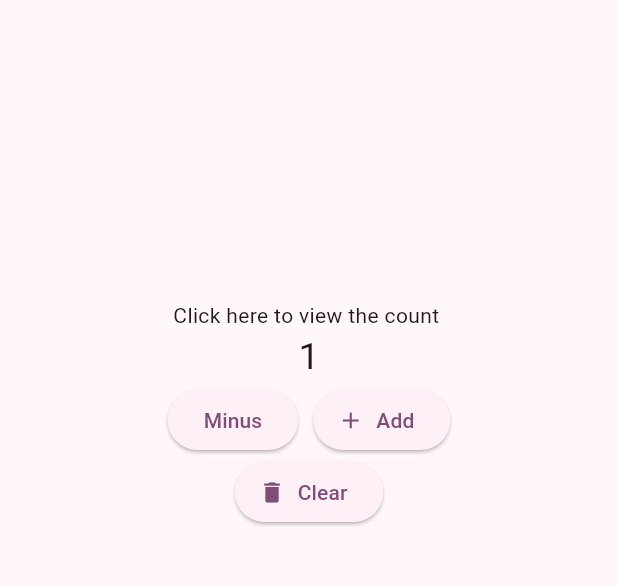
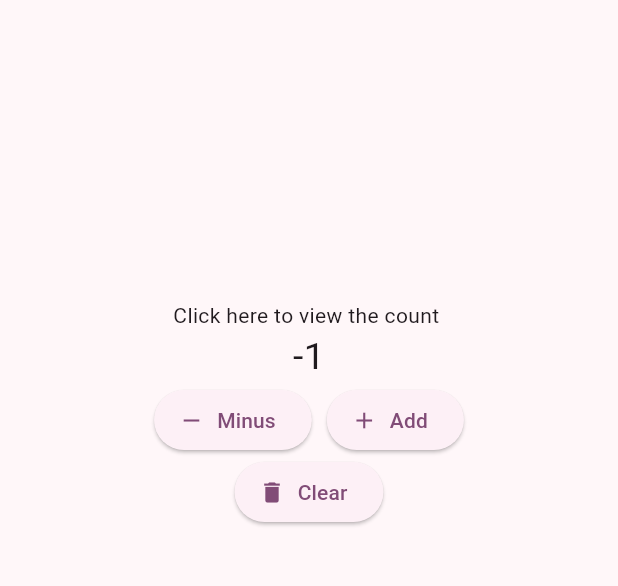
Before and after one commit to Abhijith792001/counterapp, a Flutter app: the screen it shows after launch, after a tap on "Minus", on a phone screen of 412 x 824 dp, the part 84-670 px from its top. Run offline on Flutter 3.47's test engine with Material 3 defaults, Android fonts, the phone set to English and light mode, and no system bars; our stand-ins replace get.

Commit message:
counter app is completed use GetX and use statless widget

```diff
--- a/lib/screens/counter_screen.dart
+++ b/lib/screens/counter_screen.dart
@@ -1,8 +1,12 @@
 import 'package:flutter/material.dart';
+import 'package:get/get.dart';
+import 'package:get/get_core/src/get_main.dart';
+
+import '../controller/controller.dart';
 
 class CounterScreen extends StatelessWidget {
-  const CounterScreen({super.key});
-
+   CounterScreen({super.key});
+  final controller = Get.put(CounterController());
   @override
   Widget build(BuildContext context) {
     return Scaffold(
@@ -21,20 +25,29 @@ class CounterScreen extends StatelessWidget {
             children: [
                 Text('Click here to view the count '),
 
-                Text('1' ,style: TextStyle(
-                  fontSize: 25
-                ),),
+                Obx(()=> Text('${controller.count}' ,style: TextStyle(
+                    fontSize: 25
+                  ),),
+                ),
 
                 Row(
                   crossAxisAlignment: CrossAxisAlignment.center,
                   mainAxisAlignment: MainAxisAlignment.center,
                   children: [
-                    ElevatedButton.icon(onPressed: (){}, label: Text('Minus')),
+                    ElevatedButton.icon(onPressed: (){
+                      controller.dcrement();
+                    }, label: Text('Minus'),
+                    icon: Icon(Icons.remove),
+                    ),
                     SizedBox(width: 10,),
-                    ElevatedButton.icon(onPressed: (){}, label: Text('Add') ,icon: Icon(Icons.add),),
+                    ElevatedButton.icon(onPressed: (){
+                      controller.increment();
+                    }, label: Text('Add') ,icon: Icon(Icons.add),),
                   ],
                 ),
-                ElevatedButton.icon(onPressed: (){}, label: Text('Clear'),icon: Icon(Icons.delete),),
+                ElevatedButton.icon(onPressed: (){
+                  controller.reset();
+                }, label: Text('Clear'),icon: Icon(Icons.delete),),
             ],
           ),
         ),
```
